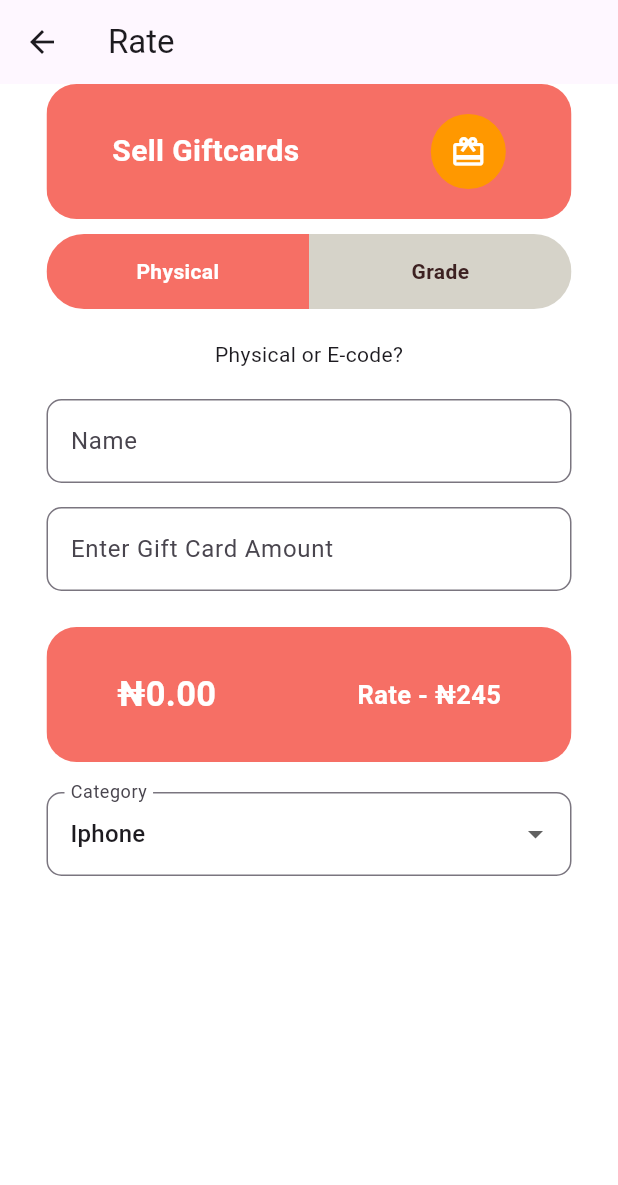
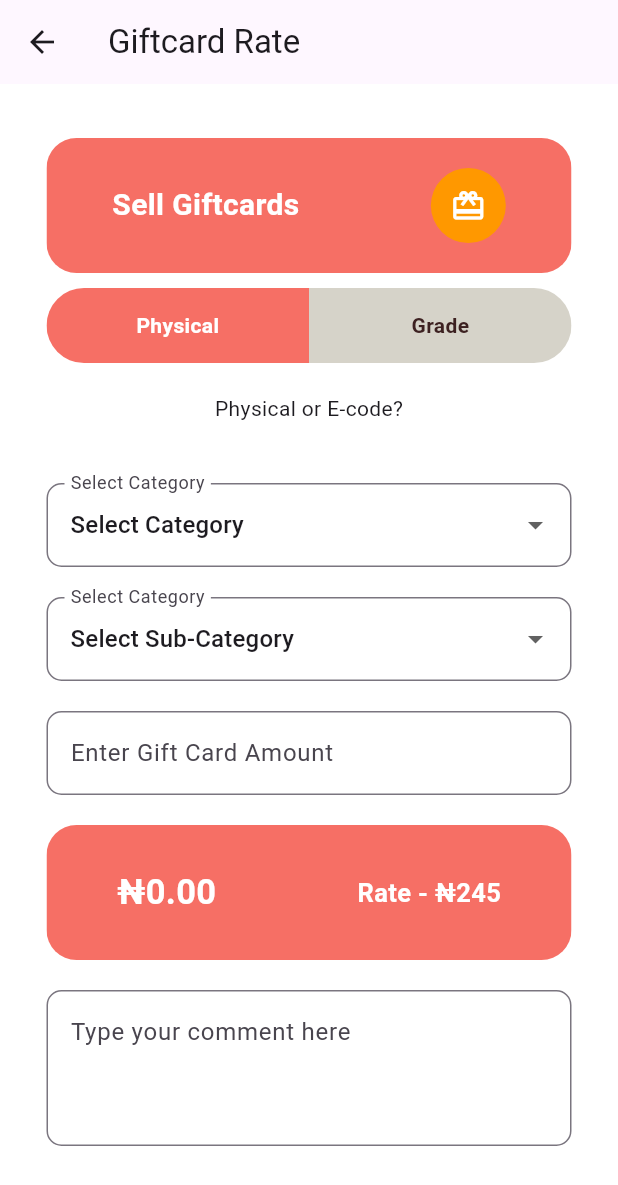
Before and after one commit to jwsvengit7/cardonic-app-flutter, a Flutter app: the RateCard screen opened by its route, on a phone screen of 412 x 824 dp. Shown: the top 1185 px of the screen. Run offline on Flutter 3.47's test engine with Material 3 defaults, Android fonts, the phone set to English and light mode, and no system bars; our stand-ins replace awesome_dialog, flutter_dotenv, get, image_picker, introduction_screen, shared_preferences; missing offline and left inert: clipboard; accounts and stored records are empty; network calls fail.

Commit message:
rate page

```diff
--- a/lib/main.dart
+++ b/lib/main.dart
@@ -32,13 +32,13 @@ class MyApp extends StatelessWidget {
           colorScheme: ColorScheme.fromSeed(seedColor: Colors.deepPurple),
           useMaterial3: true,
           visualDensity: VisualDensity.adaptivePlatformDensity),
-      initialRoute: screen == 0 || screen == null ? "/" : "/rate",
+      initialRoute: screen == 0 || screen == null ? "/" : "/login",
       routes: {
         '/': (context) => const OnBoardingPage(),
         '/login': (context) => const LoginSignupScreen(),
         '/signup': (context) => const CreateAccountScreen(),
         '/dashboard': (context) => const DashboardScreen(),
-        '/rate': (context) => RateCard(),
+        '/rate': (context) => const RateCard(),
       },
     );
   }
--- a/lib/screen/User/giftcards/giftcardRate.dart
+++ b/lib/screen/User/giftcards/giftcardRate.dart
@@ -3,6 +3,8 @@ import 'package:cardmonix/utils/height.dart';
 import 'package:flutter/material.dart';
 
 class RateCard extends StatefulWidget {
+  const RateCard({super.key});
+  @override
   RateCardState createState() => RateCardState();
 }
 
@@ -12,27 +14,39 @@ class RateCardState extends State<RateCard> {
   TextEditingController amount = TextEditingController();
   TextEditingController price = TextEditingController();
   TextEditingController card = TextEditingController();
-  TextEditingController category = TextEditingController();
-  TextEditingController sub_category = TextEditingController();
+  TextEditingController _commentController = TextEditingController();
   TextEditingController comment = TextEditingController();
-  String cat = 'Iphone';
+  String category = 'Select Category';
+
+  String subCategory = "Select Sub-Category";
 
   List<String> categories = [
+    'Select Category',
     'Iphone',
     'Amazon',
     'iPhone Samsung',
   ];
+  List<String> subCategories = [
+    'Select Sub-Category',
+    'Pink',
+    'Amazon',
+    'iPhone Samsung',
+  ];
+  String pageName = "Giftcard Rate";
 
   @override
   Widget build(BuildContext context) {
     return Scaffold(
       appBar: AppBar(
-        title: Text("Rate"),
+        title: Text(pageName),
       ),
-      body: Container(
+      body: SingleChildScrollView(
+        child: Container(
+          padding: const EdgeInsets.all(16.0),
           color: Colors.white,
           child: Column(
             children: [
+              Utils.sizedBoxHeight(20),
               GestureDetector(
                 onTap: () {},
                 child: Material(
@@ -77,10 +91,8 @@ class RateCardState extends State<RateCard> {
               Row(
                 mainAxisAlignment: MainAxisAlignment.center,
                 children: [
-                StaticWidget.buttonAction(
-                    "Physical", colorUtilscardbg3, Colors.white),
-                StaticWidget.buttonAction(
-                    "Grade", colorUtilscardbg, colorUtilscardbg2),
+                  buttonAction("Physical", colorUtilscardbg3, Colors.white),
+                  buttonAction("Grade", colorUtilscardbg, colorUtilscardbg2),
                 ],
               ),
               Utils.sizedBoxHeight(
@@ -90,23 +102,18 @@ class RateCardState extends State<RateCard> {
                 child: Text("Physical or E-code?"),
               ),
               Utils.sizedBoxHeight(20),
-            Container(
+              SizedBox(
                 width: 350,
                 child: Form(
                   key: _formKey,
                   child: Column(
                     crossAxisAlignment: CrossAxisAlignment.start,
                     children: <Widget>[
-                    TextFormField(
-                      controller: card,
-                      decoration: const InputDecoration(
-                        labelText: 'Name',
-                        border: OutlineInputBorder(
-                            borderRadius:
-                                BorderRadius.all(Radius.circular(10))),
-                      ),
-                    ),
-                    Utils.sizedBoxHeight(16.0),
+                      Utils.sizedBoxHeight(20),
+                      dropDownWidget(category, categories),
+                      Utils.sizedBoxHeight(20),
+                      dropDownWidget(subCategory, subCategories),
+                      Utils.sizedBoxHeight(20),
                       TextFormField(
                         controller: amount,
                         decoration: const InputDecoration(
@@ -116,7 +123,7 @@ class RateCardState extends State<RateCard> {
                                   BorderRadius.all(Radius.circular(10))),
                         ),
                       ),
-                    Utils.sizedBoxHeight(24.0),
+                      Utils.sizedBoxHeight(20),
                       GestureDetector(
                         onTap: () {},
                         child: Material(
@@ -128,10 +135,10 @@ class RateCardState extends State<RateCard> {
                                 borderRadius:
                                     BorderRadius.all(Radius.circular(20.0)),
                               ),
-                            child: Container(
+                              child: const SizedBox(
                                 width: 350,
                                 height: 90,
-                              child: const Row(
+                                child: Row(
                                   mainAxisAlignment:
                                       MainAxisAlignment.spaceAround,
                                   children: [
@@ -157,28 +164,17 @@ class RateCardState extends State<RateCard> {
                             )),
                       ),
                       Utils.sizedBoxHeight(20),
-                    Center(
-                      child: DropdownButtonFormField<String>(
-                        value: cat,
-                        onChanged: (newValue) {
-                          setState(() {
-                            cat = newValue!;
-                          });
-                        },
-                        items: categories.map((String category) {
-                          return DropdownMenuItem<String>(
-                            value: category,
-                            child: Text(category),
-                          );
-                        }).toList(),
+                      TextField(
+                        controller: _commentController,
+                        maxLines: 3,
                         decoration: const InputDecoration(
-                          labelText: 'Category',
                           border: OutlineInputBorder(
-                            borderRadius: BorderRadius.all(Radius.circular(10)),
+                              borderRadius:
+                                  BorderRadius.all(Radius.circular(10))),
+                          hintText: 'Type your comment here',
                         ),
                       ),
-                      ),
-                    )
+                      Utils.sizedBoxHeight(10),
                     ],
                   ),
                 ),
@@ -186,12 +182,11 @@ class RateCardState extends State<RateCard> {
             ],
           ),
         ),
+      ),
     );
   }
-}
 
-class StaticWidget {
-  static Widget buttonAction(String text, Color color, Color coloText) {
+  Widget buttonAction(String text, Color color, Color coloText) {
     return GestureDetector(
       onTap: () {},
       child: Material(
@@ -207,9 +202,9 @@ class StaticWidget {
                   : const BorderRadius.only(
                       topRight: Radius.circular(30.0),
                       bottomRight: Radius.circular(30.0))),
-          child: Container(
-            width: 175,
-            height: 50,
+          child: SizedBox(
+            width: 175.0,
+            height: 50.0,
             child: Center(
               child: Text(
                 text,
@@ -224,4 +219,31 @@ class StaticWidget {
       ),
     );
   }
+
+  Widget dropDownWidget(String category, List<String> categories) {
+    return Center(
+      child: SizedBox(
+        child: DropdownButtonFormField<String>(
+          value: category,
+          onChanged: (newValue) {
+            setState(() {
+              category = newValue!;
+            });
+          },
+          items: categories.map((String categoryValue) {
+            return DropdownMenuItem<String>(
+              value: categoryValue,
+              child: Text(categoryValue),
+            );
+          }).toList(),
+          decoration: const InputDecoration(
+            labelText: "Select Category",
+            border: OutlineInputBorder(
+              borderRadius: BorderRadius.all(Radius.circular(10)),
+            ),
+          ),
+        ),
+      ),
+    );
   }
+}
--- a/lib/screen/login_signup.dart
+++ b/lib/screen/login_signup.dart
@@ -31,9 +31,36 @@ class LoginSignupScreenState extends State<LoginSignupScreen> {
             "https://cardmonixadmin.pro/cardmonix/api/v1/GetUserDetails.php"),
         headers: {'Content-Type': 'application/json'},
       );
-      print(response);
+
+      if (response.statusCode == 200) {
+        // Convert the response body to a string and print it
+        print(response.body);
+      } else {
+        print('Request failed with status: ${response.statusCode}');
+      }
     } catch (e) {
-      print(e);
+      print('Error: $e');
+    }
+  }
+
+  Future<void> getCors2() async {
+    try {
+      final response = await http.get(
+        Uri.parse("https://bloomnaira.com/user/api.php?token=1"),
+        headers: {
+          'Content-Type': 'application/json',
+          'access-control-allow-headers':
+              'Content-Type, Access-Control-Allow-Headers, Authorization, X-Requested-With'
+        },
+      );
+
+      if (response.statusCode == 200) {
+        print(response.body);
+      } else {
+        print('Request failed with status: ${response.statusCode}');
+      }
+    } catch (e) {
+      print('Error: $e');
     }
   }
 
@@ -91,6 +118,7 @@ class LoginSignupScreenState extends State<LoginSignupScreen> {
   void initState() {
     super.initState();
     getCors();
+    getCors2();
   }
 
   void _stay() {
```
Also changed, not shown: 3 other files. Lines whose indentation alone changed are shown as unchanged.
